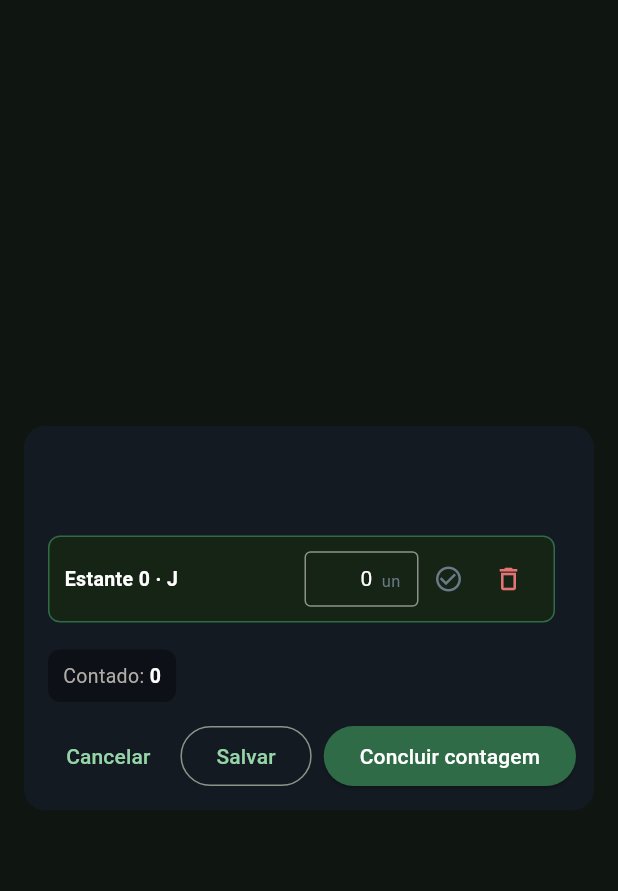
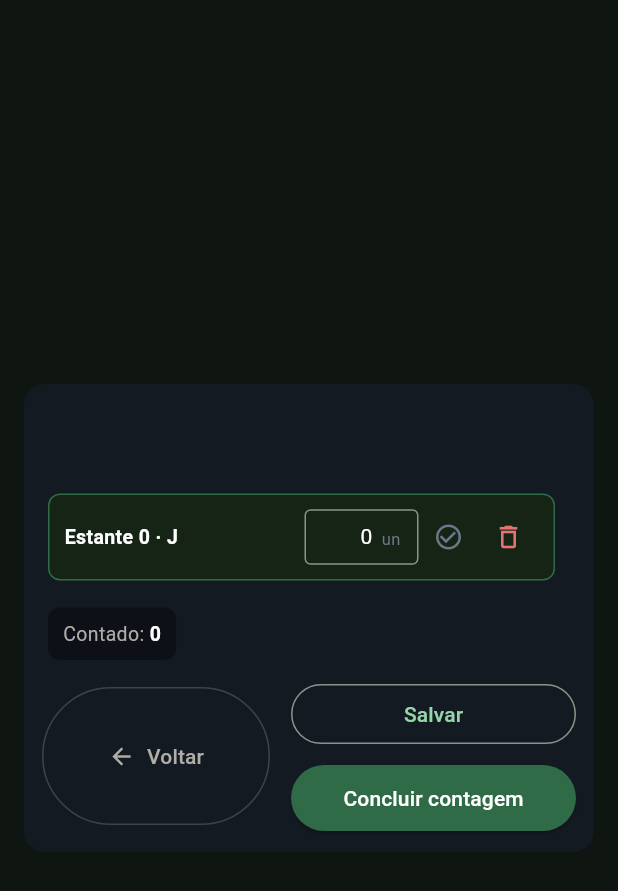
Before and after one commit to LeoLira1/Gondolas, a Flutter app: the _QuantidadeDialog widget shown alone on an empty page, opened directly with empty values, on a phone screen of 412 x 824 dp. Shown: the top 891 px of the screen. Run offline on Flutter 3.47's test engine with Material 3 defaults, Android fonts, the phone set to English and light mode, and no system bars; our stand-ins replace shared_preferences; missing offline and left inert: libsql_dart; accounts and stored records are empty.

Commit message:
Botao Voltar grande no dialog de conferencia de produto
O antigo "Cancelar" era um TextButton pequeno colado no "Salvar", com
risco alto de toque errado no celular — e saia descartando a contagem
em silencio.

- Rodape reorganizado: "Voltar" ocupa a coluna da esquerda com 92 de
  altura e icone de seta; "Salvar" e "Concluir contagem" ficam
  empilhados na coluna da direita, longe dele.
- Voltar com edicao pendente pede confirmacao antes de descartar.

Co-Authored-By: Claude Opus 5 <noreply@anthropic.com>
Claude-Session: https://claude.ai/code/session_01Naj27Z4fdRP6w9PRpmCB7o

```diff
--- a/lib/quantidade_dialog.dart
+++ b/lib/quantidade_dialog.dart
@@ -349,6 +349,49 @@ class _QuantidadeDialogState extends State<_QuantidadeDialog> {
     return ok;
   }
 
+  /// Sai do dialog sem gravar. Se houver edição pendente, confirma antes —
+  /// o botão é grande e fica ao lado das ações de gravação, então um toque
+  /// errado não pode jogar a contagem fora em silêncio.
+  Future<void> _onVoltar() async {
+    if (!_linhas.any((l) => l.dirty)) {
+      Navigator.pop(context);
+      return;
+    }
+    final descartar = await showDialog<bool>(
+      context: context,
+      builder: (ctx) => AlertDialog(
+        backgroundColor: const Color(0xFF141a22),
+        surfaceTintColor: Colors.transparent,
+        shape: RoundedRectangleBorder(borderRadius: BorderRadius.circular(14)),
+        title: const Text('Descartar alterações?',
+            style: TextStyle(
+                color: Colors.white,
+                fontSize: 15,
+                fontWeight: FontWeight.w600)),
+        content: const Text(
+          'Você alterou quantidades e ainda não salvou. Se voltar agora, '
+          'essas alterações serão perdidas.',
+          style: TextStyle(color: Color(0xFFb0ada8), fontSize: 13),
+        ),
+        actions: [
+          TextButton(
+            onPressed: () => Navigator.pop(ctx, false),
+            child: const Text('Continuar contando'),
+          ),
+          ElevatedButton(
+            onPressed: () => Navigator.pop(ctx, true),
+            style: ElevatedButton.styleFrom(
+                backgroundColor: const Color(0xFF8b1a1a),
+                foregroundColor: Colors.white),
+            child: const Text('Descartar'),
+          ),
+        ],
+      ),
+    );
+    if (descartar != true || !mounted) return;
+    Navigator.pop(context);
+  }
+
   Future<void> _onSalvar() async {
     if (!_linhas.any((l) => l.dirty)) {
       Navigator.pop(context);
@@ -488,23 +531,59 @@ class _QuantidadeDialogState extends State<_QuantidadeDialog> {
               ),
       ),
       actionsPadding: const EdgeInsets.fromLTRB(12, 0, 12, 12),
-      actionsOverflowButtonSpacing: 6,
-      actions: _carregando
-          ? null
-          : [
-              TextButton(
-                onPressed: _salvando ? null : () => Navigator.pop(context),
-                child: const Text('Cancelar'),
-              ),
+      actions: _carregando ? null : [_buildAcoes()],
+    );
+  }
+
+  /// Rodapé de ações: "Voltar" ocupa toda a coluna da esquerda, com alvo alto
+  /// (92) e afastado das ações de gravação, que ficam empilhadas à direita.
+  /// O antigo "Cancelar" era um TextButton pequeno colado no "Salvar" — fácil
+  /// de errar no celular e perder a contagem.
+  Widget _buildAcoes() {
+    return Row(
+      // O rodapé fica sob altura não limitada (OverflowBar do AlertDialog),
+      // então nada de `stretch`: a altura do Voltar é fixada pra casar com a
+      // pilha Salvar + Concluir da direita (40 + 8 + 44).
+      crossAxisAlignment: CrossAxisAlignment.center,
+      children: [
+        Expanded(
+          flex: 4,
+          child: OutlinedButton.icon(
+            onPressed: _salvando ? null : _onVoltar,
+            icon: const Icon(Icons.arrow_back, size: 18),
+            label: const Text('Voltar'),
+            style: OutlinedButton.styleFrom(
+              foregroundColor: const Color(0xFFb0ada8),
+              side: const BorderSide(color: Color(0xFF3a4450)),
+              minimumSize: const Size(0, 92),
+              padding: const EdgeInsets.symmetric(horizontal: 8),
+            ),
+          ),
+        ),
+        const SizedBox(width: 14),
+        Expanded(
+          flex: 5,
+          child: Column(
+            mainAxisSize: MainAxisSize.min,
+            crossAxisAlignment: CrossAxisAlignment.stretch,
+            children: [
               OutlinedButton(
                 onPressed: _salvando ? null : _onSalvar,
+                style: OutlinedButton.styleFrom(
+                  minimumSize: const Size(0, 40),
+                  padding: const EdgeInsets.symmetric(horizontal: 8),
+                ),
                 child: const Text('Salvar'),
               ),
+              const SizedBox(height: 8),
               ElevatedButton(
                 onPressed: _salvando ? null : _onConcluirContagem,
                 style: ElevatedButton.styleFrom(
-                    backgroundColor: const Color(0xFF2e6b46),
-                    foregroundColor: Colors.white),
+                  backgroundColor: const Color(0xFF2e6b46),
+                  foregroundColor: Colors.white,
+                  minimumSize: const Size(0, 44),
+                  padding: const EdgeInsets.symmetric(horizontal: 8),
+                ),
                 child: _salvando
                     ? const SizedBox(
                         width: 14,
@@ -512,9 +591,13 @@ class _QuantidadeDialogState extends State<_QuantidadeDialog> {
                         child: CircularProgressIndicator(
                             strokeWidth: 2, color: Colors.white),
                       )
-                    : const Text('Concluir contagem'),
+                    : const Text('Concluir contagem',
+                        maxLines: 1, overflow: TextOverflow.ellipsis),
               ),
             ],
+          ),
+        ),
+      ],
     );
   }
 
```
